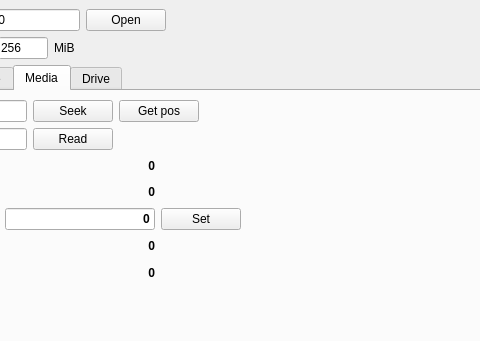
The window that mainwindow.ui (morozanime/myTape) describes before a commit, drawn with Qt 5; both pictures show x 101 to 581 and y 0 to 341 of the 1152 by 779 pixel window.
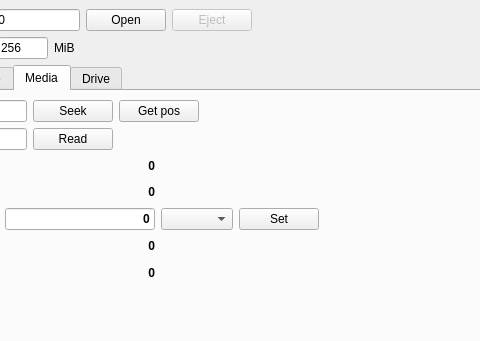
The same window after the commit.

```diff
--- a/mainwindow.ui
+++ b/mainwindow.ui
@@ -44,6 +44,16 @@
         </property>
        </widget>
       </item>
+      <item>
+       <widget class="QPushButton" name="pushButton_Eject">
+        <property name="enabled">
+         <bool>false</bool>
+        </property>
+        <property name="text">
+         <string>Eject</string>
+        </property>
+       </widget>
+      </item>
       <item>
        <spacer name="horizontalSpacer_5">
         <property name="orientation">
@@ -714,6 +724,9 @@
             </property>
            </widget>
           </item>
+          <item>
+           <widget class="QComboBox" name="comboBox_MediaBlockSize"/>
+          </item>
           <item>
            <widget class="QPushButton" name="pushButton_MediaWrite">
             <property name="text">
```
Left out of the diff: 2 changed lines with no effect on the pictures.
